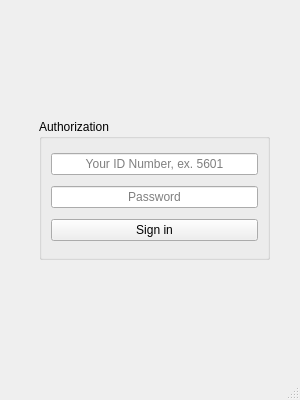
The window that mainwindow.ui (CubeElement/newOopsApp) describes before a commit, drawn with Qt 5.
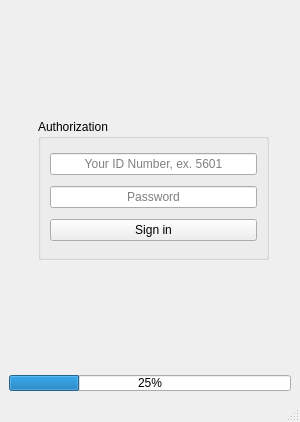
The same window after the commit.

The edit to the form file:
```diff
--- a/mainwindow.ui
+++ b/mainwindow.ui
@@ -19,6 +19,9 @@
   <property name="windowTitle">
    <string>newOopsApp - fluent distribution</string>
   </property>
+  <property name="autoFillBackground">
+   <bool>false</bool>
+  </property>
   <widget class="QWidget" name="centralwidget">
    <property name="sizePolicy">
     <sizepolicy hsizetype="Minimum" vsizetype="Minimum">
@@ -29,16 +32,32 @@
    <property name="minimumSize">
     <size>
      <width>300</width>
-     <height>375</height>
+     <height>400</height>
     </size>
    </property>
    <property name="maximumSize">
     <size>
      <width>300</width>
-     <height>375</height>
+     <height>400</height>
     </size>
    </property>
    <layout class="QGridLayout" name="gridLayout">
+    <item row="2" column="0">
+     <widget class="QProgressBar" name="progressBar">
+      <property name="minimumSize">
+       <size>
+        <width>0</width>
+        <height>5</height>
+       </size>
+      </property>
+      <property name="value">
+       <number>25</number>
+      </property>
+      <property name="textVisible">
+       <bool>true</bool>
+      </property>
+     </widget>
+    </item>
     <item row="0" column="0">
      <widget class="QStackedWidget" name="stackedWidget">
       <property name="sizePolicy">
```
Left out of the diff: 10 changed lines with no effect on the pictures.
